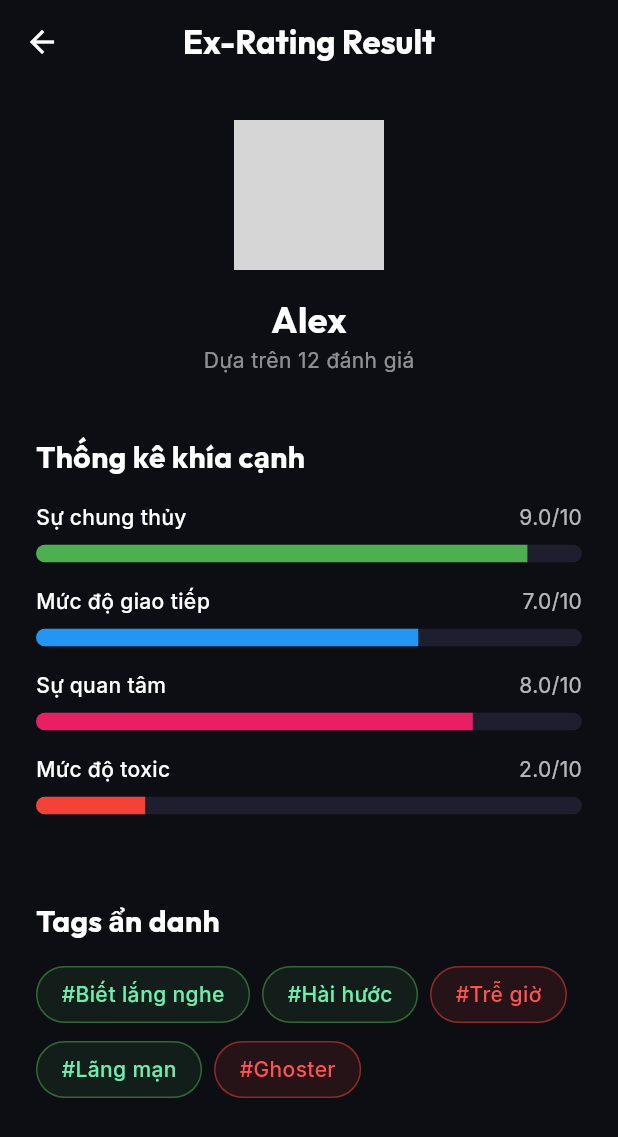
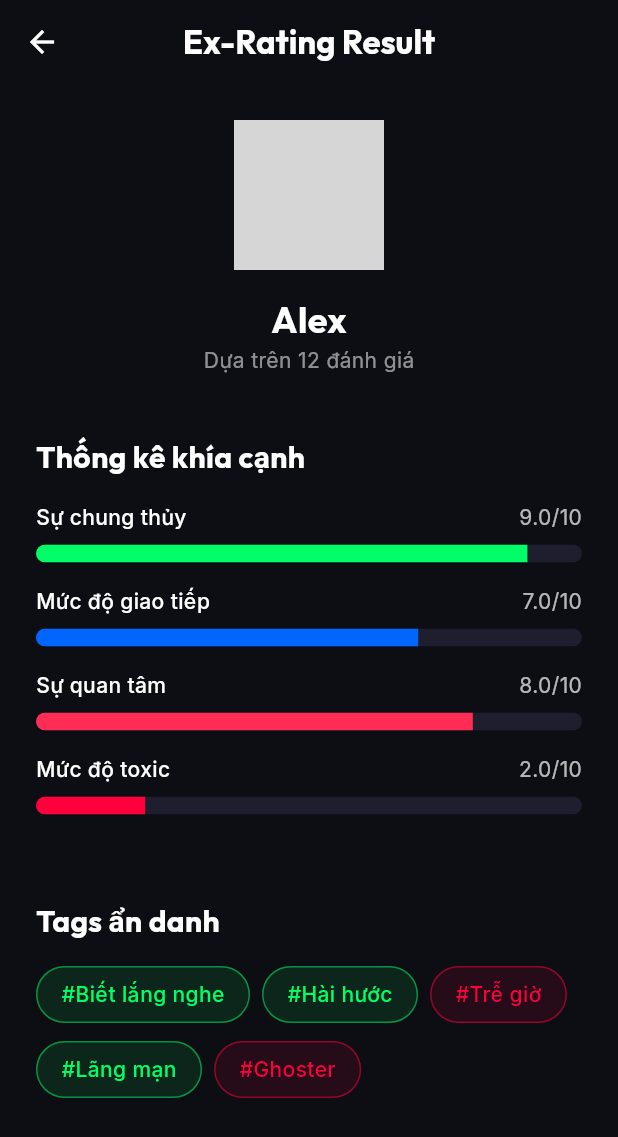
Before and after one commit to Cong-ty-TNNH-Q-Tech/Q-Love, a Flutter app: the ExRatingResultScreen screen opened directly, on a phone screen of 412 x 824 dp. Shown: the top 1137 px of the screen. Run offline on Flutter 3.47's test engine with Material 3 defaults, Android fonts, the phone set to English and light mode, and no system bars; our stand-ins replace app_links, dio, equatable, fl_chart, flutter_bloc, flutter_card_swiper and 6 more; missing offline and left inert: base32, home_widget, mapbox_maps_flutter, mobile_scanner, purchases_flutter; accounts and stored records are empty; generated files the repository leaves out were written again; network calls fail; grey boxes are pictures that could not be loaded.

Commit message:
style(frontend): Replace generic Material colors with AppTheme (Fixes #161)

```diff
--- a/frontend/app/lib/features/blind_auction/ui/widgets/auction_countdown.dart
+++ b/frontend/app/lib/features/blind_auction/ui/widgets/auction_countdown.dart
@@ -1,5 +1,6 @@
 import 'package:flutter/material.dart';
 import 'package:google_fonts/google_fonts.dart';
+import 'package:qlove/core/theme/app_theme.dart';
 
 class AuctionCountdown extends StatelessWidget {
   final Duration timeRemaining;
@@ -25,7 +26,7 @@ class AuctionCountdown extends StatelessWidget {
         boxShadow: [
           if (isUrgent)
             BoxShadow(
-              color: Colors.red.withOpacity(0.5),
+              color: AppTheme.neonRed.withOpacity(0.5),
               blurRadius: 20,
               spreadRadius: 2,
             ),
@@ -38,7 +39,7 @@ class AuctionCountdown extends StatelessWidget {
             style: GoogleFonts.dseg14Classic( // using a digital font or fallback
               fontSize: 48,
               fontWeight: FontWeight.bold,
-              color: isUrgent ? const Color(0xFFFF3D6B) : Colors.white,
+              color: isUrgent ? AppTheme.neonRed : Colors.white,
             ).copyWith(fontFamily: 'Inter'), // Fallback if DSEG is not available
           ),
           const SizedBox(height: 8),
--- a/frontend/app/lib/features/ex_rating/ui/ex_rating_result_screen.dart
+++ b/frontend/app/lib/features/ex_rating/ui/ex_rating_result_screen.dart
@@ -1,6 +1,7 @@
 import 'package:flutter/material.dart';
 import 'package:google_fonts/google_fonts.dart';
 import 'package:flutter_gen/gen_l10n/app_localizations.dart';
+import 'package:qlove/core/theme/app_theme.dart';
 
 class ExRatingResultScreen extends StatelessWidget {
   const ExRatingResultScreen({super.key});
@@ -52,10 +53,10 @@ class ExRatingResultScreen extends StatelessWidget {
               style: GoogleFonts.outfit(color: Colors.white, fontSize: 20, fontWeight: FontWeight.bold),
             ),
             const SizedBox(height: 16),
-            _buildStatBar('Sự chung thủy', 0.9, const Color(0xFF4CAF50)),
-            _buildStatBar('Mức độ giao tiếp', 0.7, const Color(0xFF2196F3)),
-            _buildStatBar('Sự quan tâm', 0.8, const Color(0xFFE91E63)),
-            _buildStatBar('Mức độ toxic', 0.2, const Color(0xFFF44336)),
+            _buildStatBar('Sự chung thủy', 0.9, AppTheme.neonGreen),
+            _buildStatBar('Mức độ giao tiếp', 0.7, AppTheme.neonBlue),
+            _buildStatBar('Sự quan tâm', 0.8, AppTheme.primaryColor),
+            _buildStatBar('Mức độ toxic', 0.2, AppTheme.neonRed),
 
             const SizedBox(height: 40),
             Text(
@@ -112,14 +113,14 @@ class ExRatingResultScreen extends StatelessWidget {
     return Container(
       padding: const EdgeInsets.symmetric(horizontal: 16, vertical: 8),
       decoration: BoxDecoration(
-        color: isPositive ? Colors.green.withOpacity(0.1) : Colors.red.withOpacity(0.1),
+        color: isPositive ? AppTheme.neonGreen.withOpacity(0.1) : AppTheme.neonRed.withOpacity(0.1),
         borderRadius: BorderRadius.circular(20),
-        border: Border.all(color: isPositive ? Colors.green.withOpacity(0.5) : Colors.red.withOpacity(0.5)),
+        border: Border.all(color: isPositive ? AppTheme.neonGreen.withOpacity(0.5) : AppTheme.neonRed.withOpacity(0.5)),
       ),
       child: Text(
         text,
         style: GoogleFonts.inter(
-          color: isPositive ? Colors.greenAccent : Colors.redAccent,
+          color: isPositive ? AppTheme.neonGreen : AppTheme.neonRed,
           fontWeight: FontWeight.w500,
         ),
       ),
```
